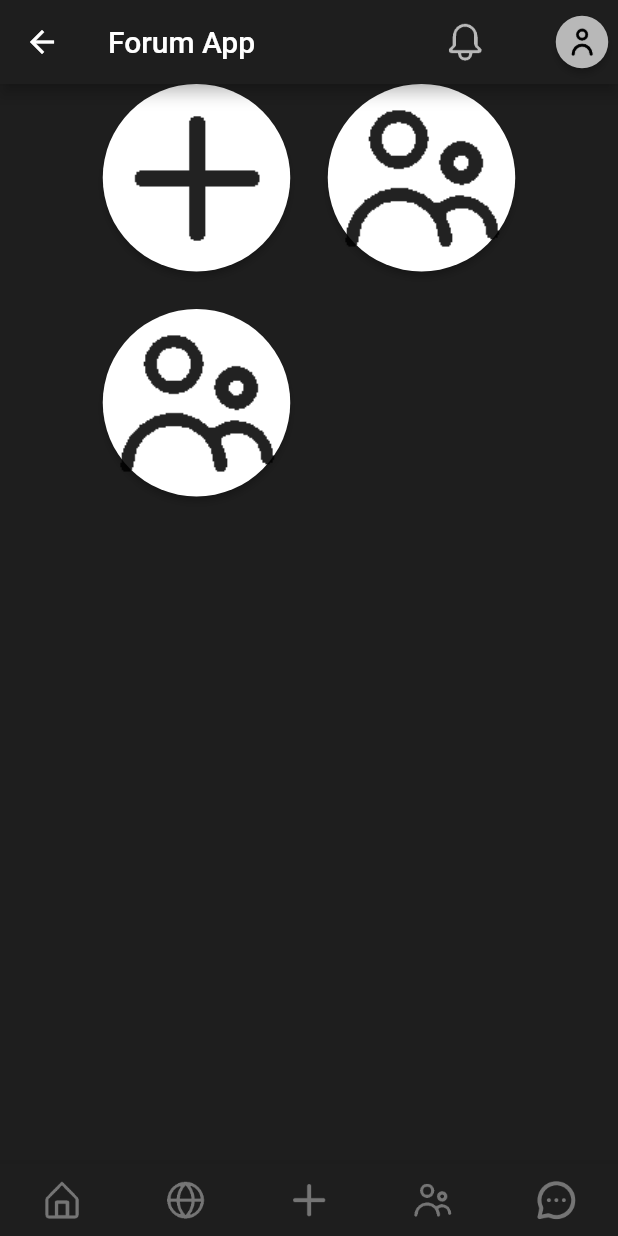
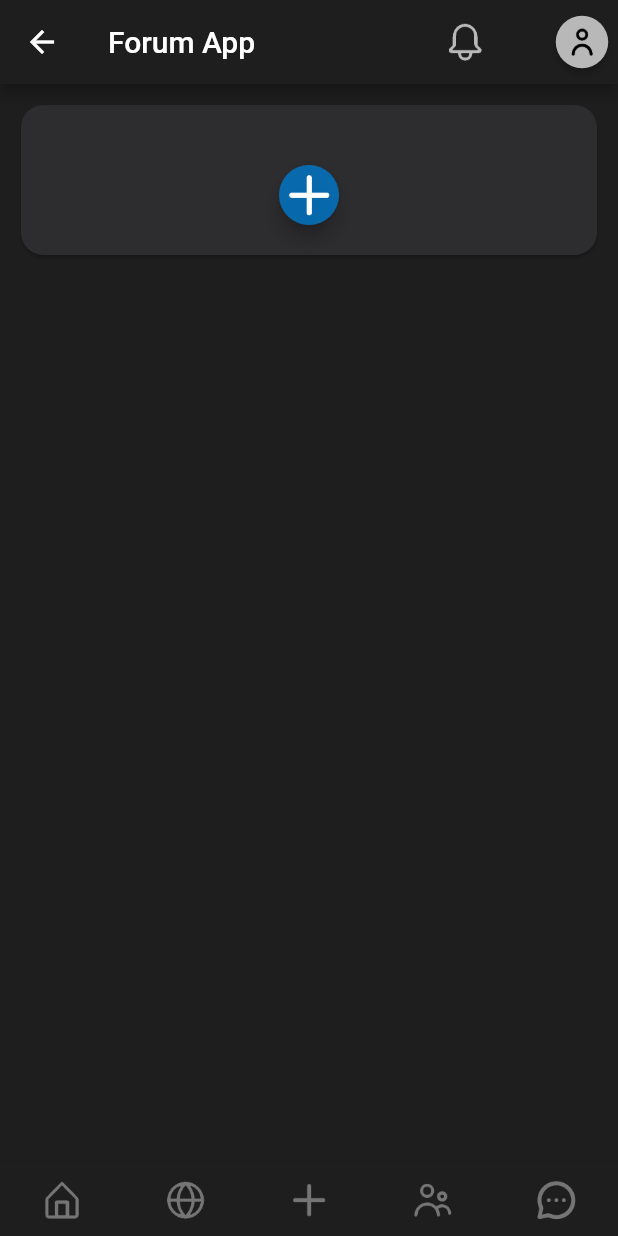
Before and after one commit to mariusfug/idata2503-gr08, a Flutter app: the screen it shows once a user with an empty profile is signed in, item 4 of the bottom bar chosen, on a phone screen of 412 x 824 dp. Run offline on Flutter 3.47's test engine with Material 2 defaults, Android fonts, the phone set to English and light mode, and no system bars; our stand-ins replace cloud_firestore, file_picker, firebase_auth, firebase_core, google_sign_in; missing offline and left inert: flutter_login_facebook; accounts and stored records are empty.

Commit message:
Added circular group buttons, missing routing

```diff
--- a/lib/model/group.dart
+++ b/lib/model/group.dart
@@ -1,6 +1,6 @@
 
 class Group {
-  int id;
+  String id;
   String name;
 
   Group({
--- a/lib/pages/add_post/select_group_to_post.dart
+++ b/lib/pages/add_post/select_group_to_post.dart
@@ -138,7 +138,7 @@ class _SelectGroupToPostState extends State<SelectGroupToPost> {
     final Repository repository =
     Provider.of<Repository>(context, listen: false);
     return StreamBuilder<Iterable<Group>?>(
-      stream: repository.getGroupsStream("name"),
+      stream: repository.getGroupsStream(orderBy: "name"),
       builder: (context, snapshot) {
         if (snapshot.connectionState != ConnectionState.active ||
             !snapshot.hasData ||
--- a/lib/pages/groups_page.dart
+++ b/lib/pages/groups_page.dart
@@ -1,7 +1,12 @@
 import 'package:flutter/material.dart';
 import 'package:idata2503_group08/pages/groups/create_group.dart';
+import 'package:idata2503_group08/widgets/group_circular_button.dart';
 import 'package:idata2503_group08/widgets/navigation/bottom_navigation.dart';
 import 'package:idata2503_group08/widgets/navigation/top_navigation.dart';
+import 'package:provider/provider.dart';
+
+import '../model/group.dart';
+import '../services/repository.dart';
 
 class GroupsPage extends StatelessWidget {
   @override
@@ -10,55 +15,63 @@ class GroupsPage extends StatelessWidget {
         backgroundColor: const Color(0xFF1E1E1E),
         appBar: TopNavigation(),
         bottomNavigationBar: const BottomNavBar(),
-      body:Align(
-
+        body: SingleChildScrollView(
+          child: Padding(
+            padding: const EdgeInsets.fromLTRB(10, 10, 10, 10),
+            child: Card(
+              shape: RoundedRectangleBorder(
+                  borderRadius: BorderRadius.circular(15.0)),
+              color: const Color(0xFF2D2D30),
+              child: Align(
                 alignment: Alignment.topCenter,
-
-        child: Wrap(
-
-          spacing: 25,
-          runSpacing: 25,
+                child: Padding(
+                  padding: const EdgeInsets.all(16.0),
+                  child: Column(
                     children: [
-
-            RawMaterialButton(onPressed: () {
-              MaterialPageRoute materialPageRoute = MaterialPageRoute(
+                      const SizedBox(height: 20),
+                      RawMaterialButton(
+                          onPressed: () {
+                            MaterialPageRoute materialPageRoute =
+                                MaterialPageRoute(
                                     builder: (context) => const CreateGroup());
                             Navigator.of(context).push(materialPageRoute);
                           },
-                elevation: 2.0,
-                fillColor: const Color(0xFFFFFFFF),
+                          elevation: 5.0,
+                          fillColor: const Color(0xCC007ACC),
                           shape: const CircleBorder(),
                           child: const ImageIcon(
                             AssetImage("resources/icons/plus_outline.png"),
-                  size: 125,
+                            size: 40,
+                            color: Colors.white,
                           )),
-            RawMaterialButton(onPressed: () { },
-                elevation: 2.0,
-                fillColor: const Color(0xFFFFFFFF),
-                shape: const CircleBorder(),
-                child: const ImageIcon(
-                  AssetImage("resources/icons/group_outline.png"),
-                  size: 125,
-                )),
-            RawMaterialButton(onPressed: () { },
-                elevation: 2.0,
-                fillColor: const Color(0xFFFFFFFF),
-                shape: const CircleBorder(),
-                child: const ImageIcon(
-                  AssetImage("resources/icons/group_outline.png"),
-                  size: 125,
-                ))
+                      _buildGroupCards(context)
                     ],
                   ),
-      )
-
-            );
-
-
-
-
-
-
+                ),
+              ),
+            ),
+          ),
+        ));
   }
 
+  /// Build post cards from all entries in general
+  Widget _buildGroupCards(BuildContext context) {
+    final Repository repository =
+        Provider.of<Repository>(context, listen: false);
+    return StreamBuilder<Iterable<Group>?>(
+      stream: repository.getGroupsStream(orderBy: "name"),
+      builder: (context, snapshot) {
+        if (snapshot.connectionState != ConnectionState.active ||
+            !snapshot.hasData ||
+            snapshot.data == null) {
+          return const Text("Loading...");
         }
+        final Iterable<Group> groups = snapshot.data!;
+        final List<Widget> groupCards =
+            groups.map((group) => GroupCircularButton(group)).toList();
+
+        return Wrap(spacing: 60, runSpacing: 40, children: groupCards);
+      },
+    );
+  }
+}
--- a/lib/services/firestore/firestore_repository.dart
+++ b/lib/services/firestore/firestore_repository.dart
@@ -9,7 +9,7 @@ class FirestoreRepository implements Repository {
   final FirebaseFirestore instance = FirebaseFirestore.instance;
 
   @override
-  Stream<Iterable<Group>> getGroupsStream(String orderBy) =>
+  Stream<Iterable<Group>> getGroupsStream({required String orderBy}) =>
       _getCollectionStream(ApiPaths.groups(), orderBy, Group.fromMap);
 
   @override
--- a/lib/services/repository.dart
+++ b/lib/services/repository.dart
@@ -3,7 +3,7 @@ import '../model/post.dart';
 
 abstract class Repository {
   Stream<Iterable<Post>> getPostsStream(String postId, String orderBy);
-  Stream<Iterable<Group>> getGroupsStream(String orderBy);
+  Stream<Iterable<Group>> getGroupsStream({required String orderBy});
 
   Future addPostWithAutogeneratedId(
       String collection, Post post);
```
Also changed, not shown: lib/widgets/group_circular_button.dart (added, +34 -0 lines). Lines whose indentation alone changed are shown as unchanged.
